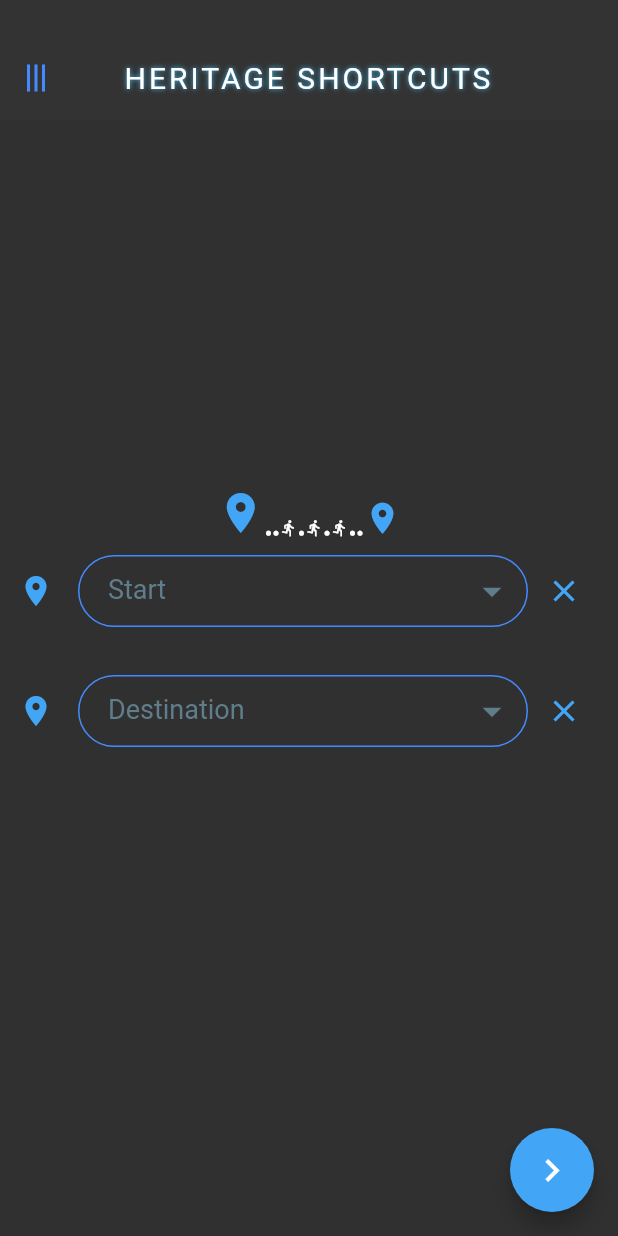
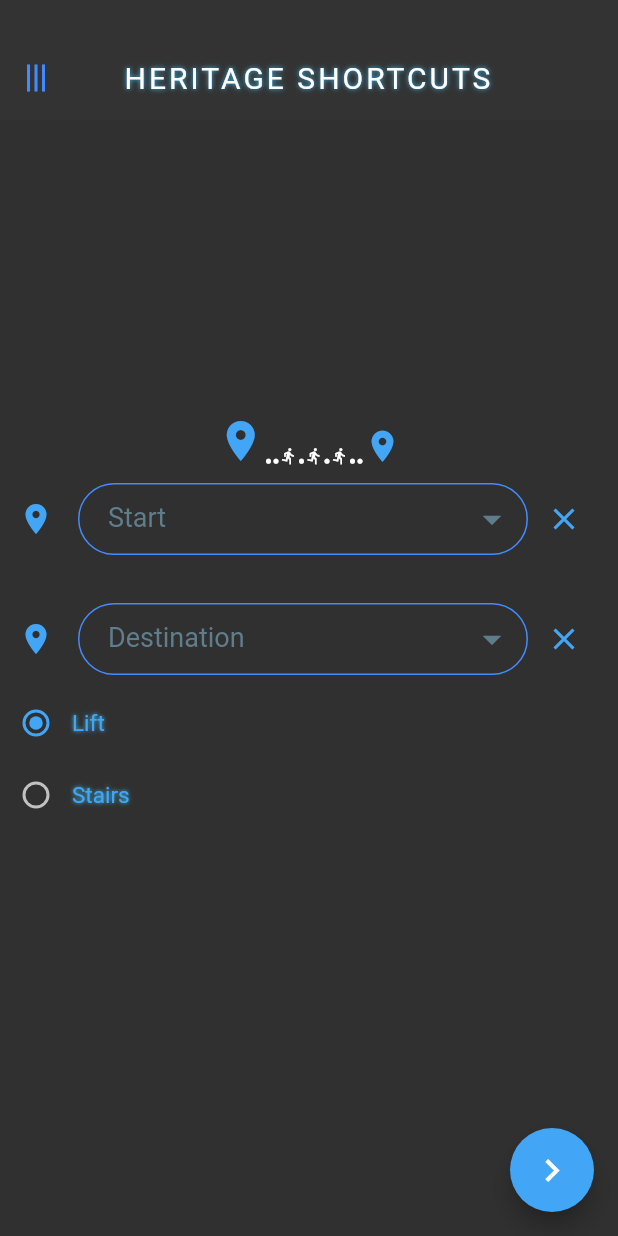
Before and after one commit to Sayantak/HeitageShortcuts, a Flutter app: the screen it shows after launch, after a tap on the "chevron right" icon, on a phone screen of 412 x 824 dp. Run offline on Flutter 3.47's test engine with Material 2 defaults, Android fonts, the phone set to English and light mode, and no system bars; missing offline and left inert: flutter_webview_plugin.

Commit message:
Added lift/stairs button and functionality

```diff
--- a/lib/screens/HomePage.dart
+++ b/lib/screens/HomePage.dart
@@ -13,6 +13,7 @@ class _HomePageState extends State<HomePage> {
   TextEditingController textEditingControllerStart = TextEditingController();
   TextEditingController textEditingControllerDestination =
       TextEditingController();
+  int _liftSelect = 1, _stairsSelect = 0;
 
   @override
   void dispose() {
@@ -24,30 +25,11 @@ class _HomePageState extends State<HomePage> {
   @override
   Widget build(BuildContext context) {
     return Scaffold(
-      body: Center(
-        child: Column(
+      body: Column(
         mainAxisAlignment: MainAxisAlignment.center,
         children: <Widget>[
-//            Padding(
-//              padding:
-//                  const EdgeInsets.symmetric(vertical: 10.0, horizontal: 10.0),
-//              child: Text(
-//                'Gonna attend the class? Really?',
-//                style: TextStyle(
-//                  fontSize: 20.0,
-//                  color: Colors.blue[400],
-//                  shadows: [
-//                    Shadow(
-//                      color: Colors.lightBlueAccent,
-//                      blurRadius: 3.0,
-//                    ),
-//                  ],
-//                ),
-//              ),
-//            ),
           InAppLogo(),
-            Flexible(
-              child: Padding(
+          Padding(
             padding: const EdgeInsets.all(4.0),
             child: DropDownField(
               icon: Icon(
@@ -63,7 +45,6 @@ class _HomePageState extends State<HomePage> {
               onValueChanged: (value) {
                 print(value);
               },
-                ),
             ),
           ),
           SizedBox(
@@ -87,8 +68,63 @@ class _HomePageState extends State<HomePage> {
               },
             ),
           ),
+          Row(
+            children: <Widget>[
+              Radio(
+                  value: 1,
+                  activeColor: Colors.blue[400],
+                  groupValue: _liftSelect,
+                  onChanged: (int value) {
+                    setState(() {
+                      _liftSelect = value;
+                      _stairsSelect = 0;
+                    });
+                  }),
+              Text(
+                'Lift',
+                style: TextStyle(
+                  fontSize: 15.0,
+                  color: Colors.blue[400],
+                  shadows: [
+                    Shadow(
+                      color: Colors.lightBlueAccent,
+                      blurRadius: 3.0,
+                    ),
                   ],
                 ),
+              ),
+            ],
+          ),
+          Flexible(
+            child: Row(
+              children: <Widget>[
+                Radio(
+                    value: 2,
+                    activeColor: Colors.blue[400],
+                    groupValue: _stairsSelect,
+                    onChanged: (int value) {
+                      setState(() {
+                        _stairsSelect = value;
+                        _liftSelect = 0;
+                      });
+                    }),
+                Text(
+                  'Stairs',
+                  style: TextStyle(
+                    fontSize: 15.0,
+                    color: Colors.blue[400],
+                    shadows: [
+                      Shadow(
+                        color: Colors.lightBlueAccent,
+                        blurRadius: 3.0,
+                      ),
+                    ],
+                  ),
+                ),
+              ],
+            ),
+          ),
+        ],
       ),
       //TODO#4: Add RadioButtons for stair/lift selection (My job)
       floatingActionButton: FloatingActionButton(
@@ -99,10 +135,22 @@ class _HomePageState extends State<HomePage> {
           String startPosition = textEditingControllerStart.text;
           String destinationPosition = textEditingControllerDestination.text;
 
-          ShortestPath ob = ShortestPath();
+          List path = List();
 
-          List path = ob.givePathByLift(startPosition, destinationPosition);
+          if (_liftSelect != 0) {
+//            if (startPosition == 'ICT Basement' ||
+//                destinationPosition == 'ICT Basement' ||
+//                startPosition == 'ICT 6th Floor' ||
+//                destinationPosition == 'ICT 6th Floor')
+//              Fluttertoast.showToast(
+//                  msg: 'There\'s No Lift !', toastLength: Toast.LENGTH_SHORT);
+            path = ShortestPath()
+                .givePathByLift(startPosition, destinationPosition);
+          } else {
+            path = ShortestPath()
+                .givePathByStairs(startPosition, destinationPosition);
             print(path);
+          }
         },
         backgroundColor: Colors.blue[400],
         child: Icon(
@@ -114,3 +162,21 @@ class _HomePageState extends State<HomePage> {
     );
   }
 }
+
+//            Padding(
+//              padding:
+//                  const EdgeInsets.symmetric(vertical: 10.0, horizontal: 10.0),
+//              child: Text(
+//                'Gonna attend the class? Really?',
+//                style: TextStyle(
+//                  fontSize: 20.0,
+//                  color: Colors.blue[400],
+//                  shadows: [
+//                    Shadow(
+//                      color: Colors.lightBlueAccent,
+//                      blurRadius: 3.0,
+//                    ),
+//                  ],
+//                ),
+//              ),
+//            ),
```
Lines whose indentation alone changed are shown as unchanged.
